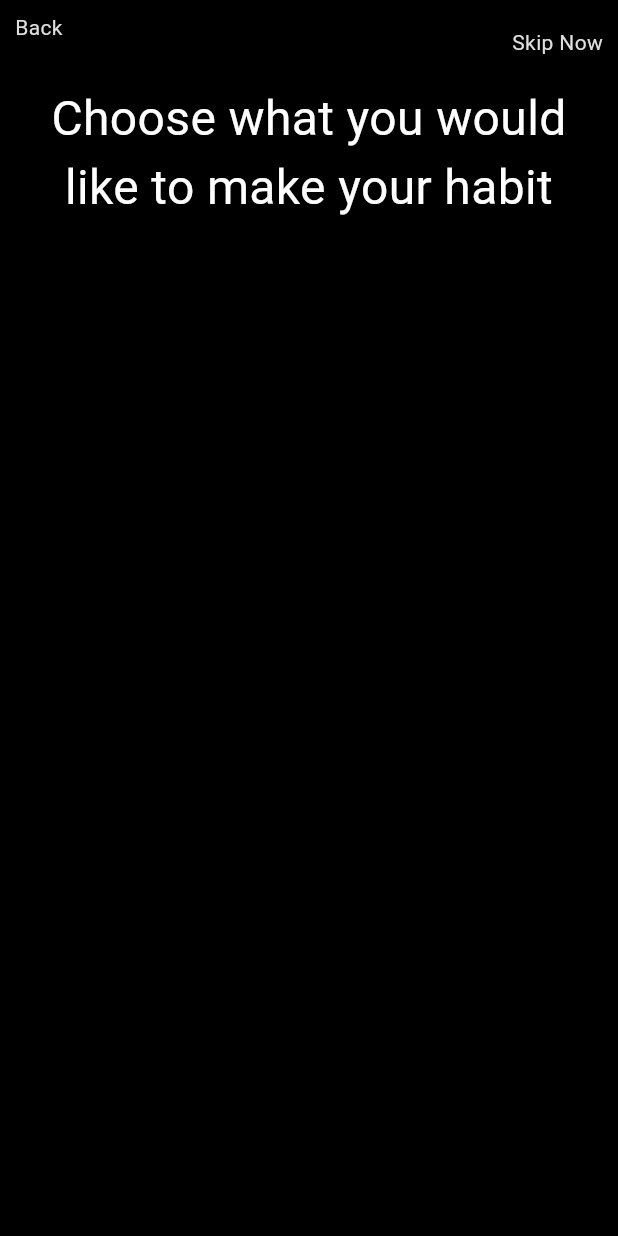
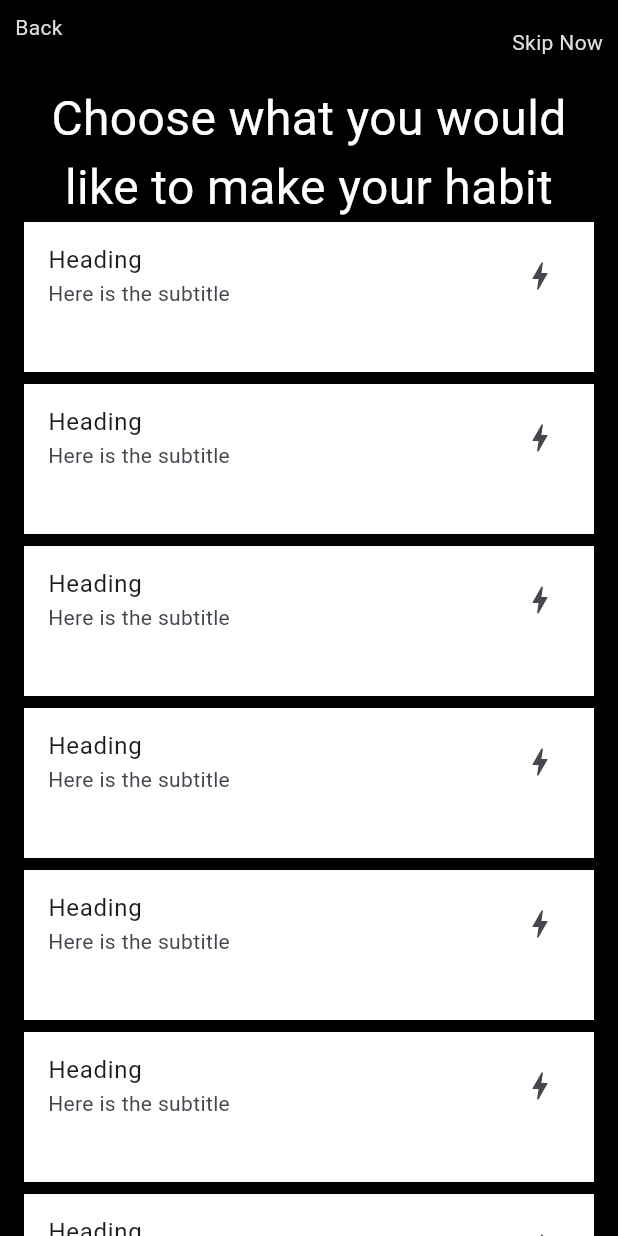
Before and after one commit to Lizdev-05/on_boarding, a Flutter app: the screen it shows after launch, on a phone screen of 412 x 824 dp. Run offline on Flutter 3.47's test engine with Material 3 defaults, Android fonts, the phone set to English and light mode, and no system bars.

Commit message:
Display a scrolled list

```diff
--- a/lib/habit_list_page.dart
+++ b/lib/habit_list_page.dart
@@ -32,13 +32,33 @@ class _HabitListPageState extends State<HabitListPage> {
         ),
       ),
       body: Container(
-        padding: EdgeInsets.symmetric(horizontal: 16),
-        child: const Column(
+        padding: const EdgeInsets.symmetric(horizontal: 16),
+        child: Column(
+          // mainAxisAlignment: MainAxisAlignment.start,
+          // crossAxisAlignment: CrossAxisAlignment.center,
           children: [
-            Text(
+            const Text(
               "Choose what you would like to make your habit",
               style: TextStyle(color: Colors.white, fontSize: 32),
               textAlign: TextAlign.center,
+            ),
+            Expanded(
+              child: ListView.builder(
+                scrollDirection: Axis.vertical,
+                itemCount: 15,
+                itemBuilder: (BuildContext context, int pos) {
+                  return Container(
+                    margin: const EdgeInsets.only(bottom: 8),
+                    color: Colors.white,
+                    height: 100,
+                    child: const ListTile(
+                      title: Text("Heading"),
+                      subtitle: Text("Here is the subtitle"),
+                      trailing: Icon(Icons.bolt),
+                    ),
+                  );
+                },
+              ),
             )
           ],
         ),
```
